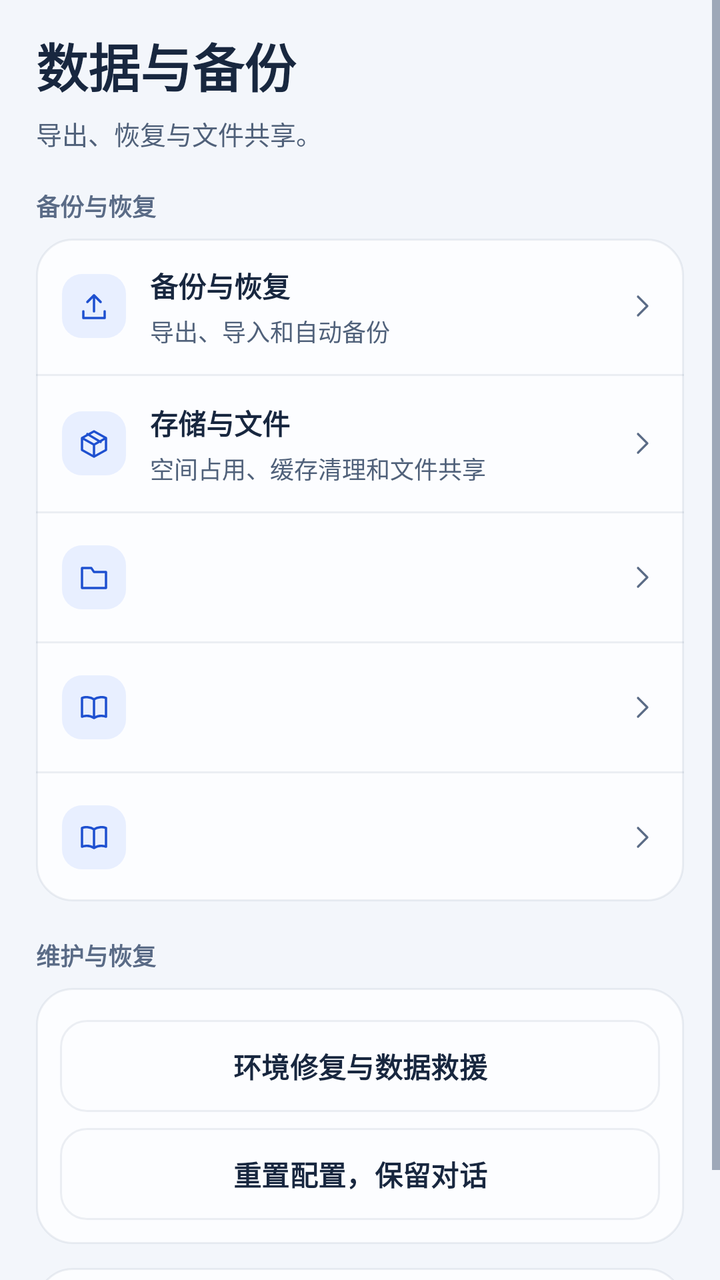
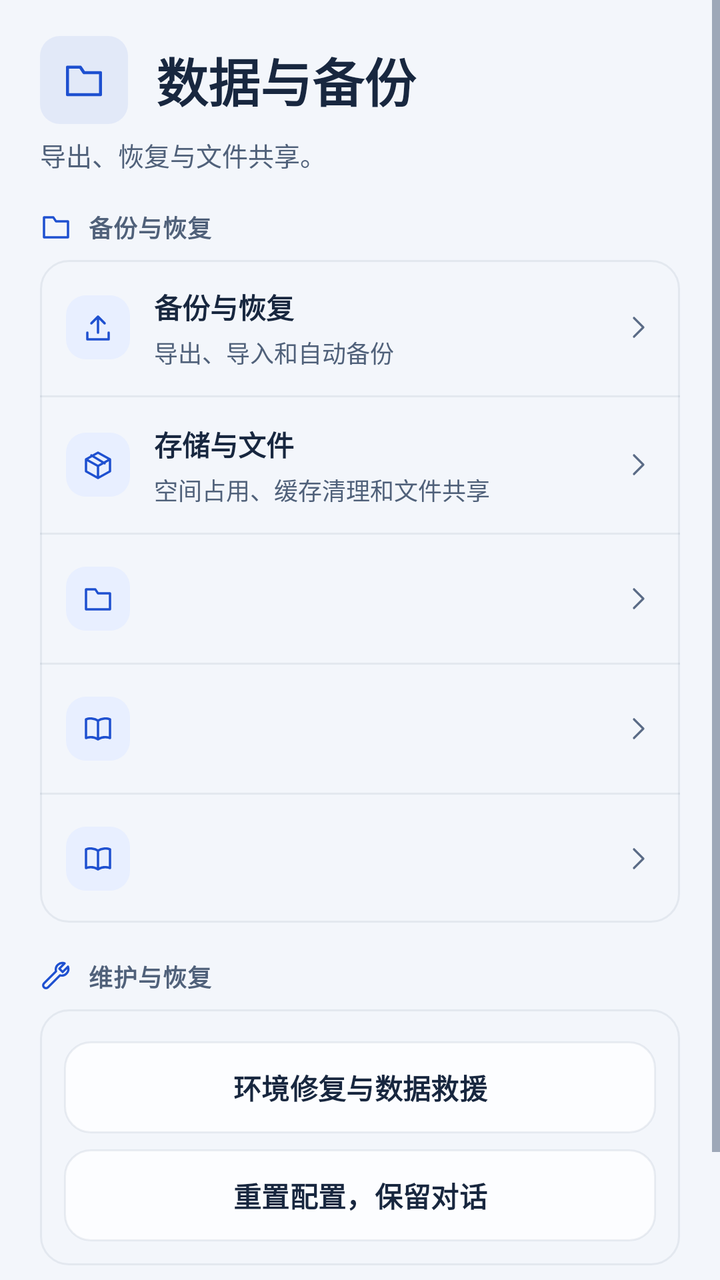

Compare the two renders of this Android layout. The source of the first and the diff that turns it into the second are given below.
<!-- AndroidManifest.xml: application theme Theme.DeepseekHarness -->
<!-- res/layout/fragment_workspace.xml -->
<?xml version="1.0" encoding="utf-8"?>
<ScrollView xmlns:android="http://schemas.android.com/apk/res/android" xmlns:app="http://schemas.android.com/apk/res-auto" android:layout_width="match_parent" android:layout_height="match_parent" android:fillViewport="true" android:background="@color/surface">
  <LinearLayout android:layout_width="match_parent" android:layout_height="wrap_content" android:orientation="vertical" android:paddingLeft="18dp" android:paddingRight="18dp" android:paddingTop="14dp" android:paddingBottom="22dp">
    <TextView android:layout_width="match_parent" android:layout_height="wrap_content" android:text="@string/ui2_data_title" android:textSize="26sp" android:textColor="@color/text" android:includeFontPadding="false" android:textStyle="bold" />
    <TextView android:layout_width="match_parent" android:layout_height="wrap_content" android:text="@string/ui2_data_sub" android:textSize="13sp" android:textColor="@color/text_secondary" android:includeFontPadding="false" android:layout_marginTop="6dp" />
    <TextView android:layout_width="match_parent" android:layout_height="wrap_content" android:text="@string/ui2_data_ops" android:textSize="12sp" android:textColor="@color/text_muted" android:includeFontPadding="false" android:textStyle="bold" android:layout_marginTop="18dp" android:layout_marginBottom="8dp" />
    <LinearLayout android:layout_width="match_parent" android:layout_height="wrap_content" android:orientation="vertical" android:background="@drawable/bg_card">
      <LinearLayout android:layout_width="match_parent" android:layout_height="wrap_content" android:id="@+id/workspace_backup" android:orientation="horizontal" android:minHeight="64dp" android:padding="13dp" android:clickable="true" android:focusable="true" android:background="?attr/selectableItemBackground" android:gravity="center_vertical">
        <ImageView android:layout_width="32dp" android:layout_height="32dp" android:src="@drawable/ic_ui_export" android:background="@drawable/bg_logo" android:padding="8dp" android:contentDescription="@null" app:tint="@color/primary" />
        <LinearLayout android:layout_width="0dp" android:layout_height="wrap_content" android:orientation="vertical" android:layout_weight="1" android:layout_marginStart="12dp">
          <TextView android:id="@android:id/title" android:layout_width="match_parent" android:layout_height="wrap_content" android:text="@string/ui2_backup_restore" android:textSize="14sp" android:textColor="@color/shell_text" android:includeFontPadding="false" android:textStyle="bold" />
          <TextView android:id="@android:id/summary" android:layout_width="match_parent" android:layout_height="wrap_content" android:text="@string/ui2_backup_restore_sub" android:textSize="12sp" android:textColor="@color/shell_text_secondary" android:includeFontPadding="false" android:layout_marginTop="4dp" />
        </LinearLayout>
        <ImageView android:layout_width="16dp" android:layout_height="16dp" android:contentDescription="@null" android:src="@drawable/ic_ui2_chevron" app:tint="@color/shell_text_muted" />
      </LinearLayout>
      <View android:layout_width="match_parent" android:layout_height="1dp" android:background="@color/line" />
      <LinearLayout android:id="@+id/workspace_storage" android:layout_width="match_parent" android:layout_height="wrap_content" android:orientation="horizontal" android:minHeight="64dp" android:padding="13dp" android:clickable="true" android:focusable="true" android:background="?attr/selectableItemBackground" android:gravity="center_vertical">
        <ImageView android:layout_width="32dp" android:layout_height="32dp" android:src="@drawable/ic_ui2_box" android:background="@drawable/bg_logo" android:padding="8dp" android:contentDescription="@null" app:tint="@color/primary" />
        <LinearLayout android:layout_width="0dp" android:layout_height="wrap_content" android:orientation="vertical" android:layout_weight="1" android:layout_marginStart="12dp">
          <TextView android:layout_width="match_parent" android:layout_height="wrap_content" android:text="@string/ui2_storage_files" android:textSize="14sp" android:textColor="@color/shell_text" android:includeFontPadding="false" android:textStyle="bold" />
          <TextView android:layout_width="match_parent" android:layout_height="wrap_content" android:text="@string/ui2_storage_files_sub" android:textSize="12sp" android:textColor="@color/shell_text_secondary" android:includeFontPadding="false" android:layout_marginTop="4dp" />
        </LinearLayout>
        <ImageView android:layout_width="16dp" android:layout_height="16dp" android:contentDescription="@null" android:src="@drawable/ic_ui2_chevron" app:tint="@color/shell_text_muted" />
      </LinearLayout>
      <View android:layout_width="match_parent" android:layout_height="1dp" android:background="@color/line" />
      <LinearLayout android:id="@+id/workspace_files" android:layout_width="match_parent" android:layout_height="wrap_content" android:orientation="horizontal" android:minHeight="64dp" android:padding="13dp" android:clickable="true" android:focusable="true" android:background="?attr/selectableItemBackground" android:gravity="center_vertical">
        <ImageView android:layout_width="32dp" android:layout_height="32dp" android:src="@drawable/ic_ui2_folder" android:background="@drawable/bg_logo" android:padding="8dp" android:contentDescription="@null" app:tint="@color/primary" />
        <LinearLayout android:layout_width="0dp" android:layout_height="wrap_content" android:orientation="vertical" android:layout_weight="1" android:layout_marginStart="12dp">
          <TextView android:layout_width="match_parent" android:layout_height="wrap_content" android:id="@+id/workspace_files_title" android:textSize="14sp" android:textColor="@color/shell_text" android:includeFontPadding="false" android:textStyle="bold" />
          <TextView android:layout_width="match_parent" android:layout_height="wrap_content" android:id="@+id/workspace_files_hint" android:textSize="12sp" android:textColor="@color/shell_text_secondary" android:includeFontPadding="false" android:layout_marginTop="4dp" />
        </LinearLayout>
        <ImageView android:layout_width="16dp" android:layout_height="16dp" android:contentDescription="@null" android:src="@drawable/ic_ui2_chevron" app:tint="@color/shell_text_muted" />
      </LinearLayout>
      <View android:layout_width="match_parent" android:layout_height="1dp" android:background="@color/line" />
      <LinearLayout android:id="@+id/workspace_guide" android:layout_width="match_parent" android:layout_height="wrap_content" android:orientation="horizontal" android:minHeight="64dp" android:padding="13dp" android:clickable="true" android:focusable="true" android:background="?attr/selectableItemBackground" android:gravity="center_vertical">
        <ImageView android:layout_width="32dp" android:layout_height="32dp" android:src="@drawable/ic_entry_book" android:background="@drawable/bg_logo" android:padding="8dp" android:contentDescription="@null" app:tint="@color/primary" />
        <LinearLayout android:layout_width="0dp" android:layout_height="wrap_content" android:orientation="vertical" android:layout_weight="1" android:layout_marginStart="12dp">
          <TextView android:layout_width="match_parent" android:layout_height="wrap_content" android:id="@+id/workspace_guide_title" android:textSize="14sp" android:textColor="@color/shell_text" android:includeFontPadding="false" android:textStyle="bold" />
          <TextView android:layout_width="match_parent" android:layout_height="wrap_content" android:id="@+id/workspace_guide_hint" android:textSize="12sp" android:textColor="@color/shell_text_secondary" android:includeFontPadding="false" android:layout_marginTop="4dp" />
        </LinearLayout>
        <ImageView android:layout_width="16dp" android:layout_height="16dp" android:contentDescription="@null" android:src="@drawable/ic_ui2_chevron" app:tint="@color/shell_text_muted" />
      </LinearLayout>
      <View android:layout_width="match_parent" android:layout_height="1dp" android:background="@color/line" />
      <LinearLayout android:id="@+id/workspace_skills" android:layout_width="match_parent" android:layout_height="wrap_content" android:orientation="horizontal" android:minHeight="64dp" android:padding="13dp" android:clickable="true" android:focusable="true" android:background="?attr/selectableItemBackground" android:gravity="center_vertical">
        <ImageView android:layout_width="32dp" android:layout_height="32dp" android:src="@drawable/ic_entry_book" android:background="@drawable/bg_logo" android:padding="8dp" android:contentDescription="@null" app:tint="@color/primary" />
        <LinearLayout android:layout_width="0dp" android:layout_height="wrap_content" android:orientation="vertical" android:layout_weight="1" android:layout_marginStart="12dp">
          <TextView android:layout_width="match_parent" android:layout_height="wrap_content" android:id="@+id/workspace_skills_title" android:textSize="14sp" android:textColor="@color/shell_text" android:includeFontPadding="false" android:textStyle="bold" />
          <TextView android:layout_width="match_parent" android:layout_height="wrap_content" android:id="@+id/workspace_skills_hint" android:textSize="12sp" android:textColor="@color/shell_text_secondary" android:includeFontPadding="false" android:layout_marginTop="4dp" />
        </LinearLayout>
        <ImageView android:layout_width="16dp" android:layout_height="16dp" android:contentDescription="@null" android:src="@drawable/ic_ui2_chevron" app:tint="@color/shell_text_muted" />
      </LinearLayout>
    </LinearLayout>
    <TextView android:layout_width="match_parent" android:layout_height="wrap_content" android:text="@string/ui2_maintenance" android:textSize="12sp" android:textColor="@color/text_muted" android:includeFontPadding="false" android:textStyle="bold" android:layout_marginTop="18dp" android:layout_marginBottom="8dp" />
    <LinearLayout android:layout_width="match_parent" android:layout_height="wrap_content" android:orientation="vertical" android:background="@drawable/bg_card" android:padding="12dp">
      <Button android:id="@+id/workspace_location" style="@style/ShellSecondaryButton" android:layout_width="match_parent" android:layout_height="wrap_content" android:layout_marginTop="4dp" android:text="@string/ui2_recovery_tools" />
      <Button android:id="@+id/workspace_reset" style="@style/ShellSecondaryButton" android:layout_width="match_parent" android:layout_height="wrap_content" android:layout_marginTop="8dp" android:text="@string/ui_m0211" />
    </LinearLayout>
    <Button android:id="@android:id/button2" style="@style/Widget.DSHA.Button" android:layout_width="match_parent" android:layout_height="wrap_content" android:visibility="gone" />
    <TextView android:id="@+id/workspace_backup_status" style="@style/DshaText.Caption" android:layout_width="match_parent" android:layout_height="wrap_content" android:layout_marginTop="12dp" android:background="@drawable/bg_card" android:padding="14dp" android:clickable="true" android:focusable="true" android:textIsSelectable="true" />
  </LinearLayout>
</ScrollView>
<!-- resources referenced by this layout -->
<resources>
  <color name="line">#131D3A60</color>
  <color name="primary">#1E50D0</color>
  <color name="shell_text">#18273F</color>
  <color name="shell_text_muted">#5A6B86</color>
  <color name="shell_text_secondary">#50617A</color>
  <color name="surface">#F3F6FB</color>
  <color name="text">#18273F</color>
  <color name="text_muted">#5A6B86</color>
  <color name="text_secondary">#50617A</color>
  <!-- drawable bg_card (drawable) -->
  <?xml version="1.0" encoding="utf-8"?>
  <shape xmlns:android="http://schemas.android.com/apk/res/android" android:shape="rectangle">
      <solid android:color="@color/card" />
      <corners android:radius="@dimen/radius_card" />
      <stroke android:width="@dimen/stroke" android:color="@color/line" />
  </shape>
  <string name="ui2_backup_restore">备份与恢复</string>
  <string name="ui2_data_ops">备份与恢复</string>
  <string name="ui2_data_sub">导出、恢复与文件共享。</string>
  <string name="ui2_data_title">数据与备份</string>
  <string name="ui2_maintenance">维护与恢复</string>
  <string name="ui2_recovery_tools">环境修复与数据救援</string>
  <string name="ui2_storage_files">存储与文件</string>
  <color name="card">#FCFDFF</color>
  <dimen name="radius_card">18dp</dimen>
  <dimen name="stroke">1dp</dimen>
  <color name="logo_top">#E8EFFF</color>
  <dimen name="text_caption">12sp</dimen>
  <dimen name="shell_button_secondary_height">46dp</dimen>
  <color name="ripple">#141E50D0</color>
  <dimen name="radius_control">13dp</dimen>
  <color name="disabled">#E7EDF6</color>
  <color name="accent_on">#FFFFFF</color>
  <color name="raised">#E7EDF6</color>
  <color name="primary_dark">#1A46B8</color>
  <color name="err">#AF404B</color>
  <color name="error_on">#FFFFFF</color>
  <!-- unchanged entries left out for length: 28 -->
</resources>

<!-- the commit's change to res/layout/fragment_workspace.xml (unified diff, before → after) -->
@@ -1,10 +1,13 @@
 <?xml version="1.0" encoding="utf-8"?>
-<ScrollView xmlns:android="http://schemas.android.com/apk/res/android" xmlns:app="http://schemas.android.com/apk/res-auto" android:layout_width="match_parent" android:layout_height="match_parent" android:fillViewport="true" android:background="@color/surface">
-  <LinearLayout android:layout_width="match_parent" android:layout_height="wrap_content" android:orientation="vertical" android:paddingLeft="18dp" android:paddingRight="18dp" android:paddingTop="14dp" android:paddingBottom="22dp">
-    <TextView android:layout_width="match_parent" android:layout_height="wrap_content" android:text="@string/ui2_data_title" android:textSize="26sp" android:textColor="@color/text" android:includeFontPadding="false" android:textStyle="bold" />
+<ScrollView xmlns:android="http://schemas.android.com/apk/res/android" xmlns:app="http://schemas.android.com/apk/res-auto" android:layout_width="match_parent" android:layout_height="match_parent" android:fillViewport="true" android:background="@color/shell_bg">
+  <LinearLayout android:layout_width="match_parent" android:layout_height="wrap_content" android:orientation="vertical" android:paddingStart="@dimen/shell_page_pad" android:paddingEnd="@dimen/shell_page_pad" android:paddingTop="@dimen/shell_page_top" android:paddingBottom="22dp">
+    <LinearLayout android:layout_width="match_parent" android:layout_height="wrap_content" android:gravity="center_vertical" android:orientation="horizontal">
+      <FrameLayout android:layout_width="44dp" android:layout_height="44dp" android:layout_marginEnd="14dp" android:background="@drawable/bg_launch_tile" android:importantForAccessibility="no"><ImageView android:layout_width="22dp" android:layout_height="22dp" android:layout_gravity="center" android:contentDescription="@null" android:src="@drawable/ic_ui2_folder" app:tint="@color/shell_accent" /></FrameLayout>
+      <TextView android:layout_width="0dp" android:layout_weight="1" android:layout_height="wrap_content" android:text="@string/ui2_data_title" android:textSize="26sp" android:textColor="@color/text" android:includeFontPadding="false" android:textStyle="bold" />
+    </LinearLayout>
     <TextView android:layout_width="match_parent" android:layout_height="wrap_content" android:text="@string/ui2_data_sub" android:textSize="13sp" android:textColor="@color/text_secondary" android:includeFontPadding="false" android:layout_marginTop="6dp" />
-    <TextView android:layout_width="match_parent" android:layout_height="wrap_content" android:text="@string/ui2_data_ops" android:textSize="12sp" android:textColor="@color/text_muted" android:includeFontPadding="false" android:textStyle="bold" android:layout_marginTop="18dp" android:layout_marginBottom="8dp" />
-    <LinearLayout android:layout_width="match_parent" android:layout_height="wrap_content" android:orientation="vertical" android:background="@drawable/bg_card">
+    <TextView android:drawableStart="@drawable/ic_section_data" style="@style/ShellSectionIconLabel" android:layout_width="match_parent" android:layout_height="wrap_content" android:text="@string/ui2_data_ops" android:layout_marginTop="18dp" android:layout_marginBottom="8dp" />
+    <LinearLayout android:layout_width="match_parent" android:layout_height="wrap_content" android:orientation="vertical" android:background="@drawable/bg_settings_group">
       <LinearLayout android:layout_width="match_parent" android:layout_height="wrap_content" android:id="@+id/workspace_backup" android:orientation="horizontal" android:minHeight="64dp" android:padding="13dp" android:clickable="true" android:focusable="true" android:background="?attr/selectableItemBackground" android:gravity="center_vertical">
         <ImageView android:layout_width="32dp" android:layout_height="32dp" android:src="@drawable/ic_ui_export" android:background="@drawable/bg_logo" android:padding="8dp" android:contentDescription="@null" app:tint="@color/primary" />
         <LinearLayout android:layout_width="0dp" android:layout_height="wrap_content" android:orientation="vertical" android:layout_weight="1" android:layout_marginStart="12dp">
@@ -13,7 +16,7 @@
         </LinearLayout>
         <ImageView android:layout_width="16dp" android:layout_height="16dp" android:contentDescription="@null" android:src="@drawable/ic_ui2_chevron" app:tint="@color/shell_text_muted" />
       </LinearLayout>
-      <View android:layout_width="match_parent" android:layout_height="1dp" android:background="@color/line" />
+      <View android:layout_width="match_parent" android:layout_height="1dp" android:background="@color/shell_line" />
       <LinearLayout android:id="@+id/workspace_storage" android:layout_width="match_parent" android:layout_height="wrap_content" android:orientation="horizontal" android:minHeight="64dp" android:padding="13dp" android:clickable="true" android:focusable="true" android:background="?attr/selectableItemBackground" android:gravity="center_vertical">
         <ImageView android:layout_width="32dp" android:layout_height="32dp" android:src="@drawable/ic_ui2_box" android:background="@drawable/bg_logo" android:padding="8dp" android:contentDescription="@null" app:tint="@color/primary" />
         <LinearLayout android:layout_width="0dp" android:layout_height="wrap_content" android:orientation="vertical" android:layout_weight="1" android:layout_marginStart="12dp">
@@ -22,7 +25,7 @@
         </LinearLayout>
         <ImageView android:layout_width="16dp" android:layout_height="16dp" android:contentDescription="@null" android:src="@drawable/ic_ui2_chevron" app:tint="@color/shell_text_muted" />
       </LinearLayout>
-      <View android:layout_width="match_parent" android:layout_height="1dp" android:background="@color/line" />
+      <View android:layout_width="match_parent" android:layout_height="1dp" android:background="@color/shell_line" />
       <LinearLayout android:id="@+id/workspace_files" android:layout_width="match_parent" android:layout_height="wrap_content" android:orientation="horizontal" android:minHeight="64dp" android:padding="13dp" android:clickable="true" android:focusable="true" android:background="?attr/selectableItemBackground" android:gravity="center_vertical">
         <ImageView android:layout_width="32dp" android:layout_height="32dp" android:src="@drawable/ic_ui2_folder" android:background="@drawable/bg_logo" android:padding="8dp" android:contentDescription="@null" app:tint="@color/primary" />
         <LinearLayout android:layout_width="0dp" android:layout_height="wrap_content" android:orientation="vertical" android:layout_weight="1" android:layout_marginStart="12dp">
@@ -31,7 +34,7 @@
         </LinearLayout>
         <ImageView android:layout_width="16dp" android:layout_height="16dp" android:contentDescription="@null" android:src="@drawable/ic_ui2_chevron" app:tint="@color/shell_text_muted" />
       </LinearLayout>
-      <View android:layout_width="match_parent" android:layout_height="1dp" android:background="@color/line" />
+      <View android:layout_width="match_parent" android:layout_height="1dp" android:background="@color/shell_line" />
       <LinearLayout android:id="@+id/workspace_guide" android:layout_width="match_parent" android:layout_height="wrap_content" android:orientation="horizontal" android:minHeight="64dp" android:padding="13dp" android:clickable="true" android:focusable="true" android:background="?attr/selectableItemBackground" android:gravity="center_vertical">
         <ImageView android:layout_width="32dp" android:layout_height="32dp" android:src="@drawable/ic_entry_book" android:background="@drawable/bg_logo" android:padding="8dp" android:contentDescription="@null" app:tint="@color/primary" />
         <LinearLayout android:layout_width="0dp" android:layout_height="wrap_content" android:orientation="vertical" android:layout_weight="1" android:layout_marginStart="12dp">
@@ -40,7 +43,7 @@
         </LinearLayout>
         <ImageView android:layout_width="16dp" android:layout_height="16dp" android:contentDescription="@null" android:src="@drawable/ic_ui2_chevron" app:tint="@color/shell_text_muted" />
       </LinearLayout>
-      <View android:layout_width="match_parent" android:layout_height="1dp" android:background="@color/line" />
+      <View android:layout_width="match_parent" android:layout_height="1dp" android:background="@color/shell_line" />
       <LinearLayout android:id="@+id/workspace_skills" android:layout_width="match_parent" android:layout_height="wrap_content" android:orientation="horizontal" android:minHeight="64dp" android:padding="13dp" android:clickable="true" android:focusable="true" android:background="?attr/selectableItemBackground" android:gravity="center_vertical">
         <ImageView android:layout_width="32dp" android:layout_height="32dp" android:src="@drawable/ic_entry_book" android:background="@drawable/bg_logo" android:padding="8dp" android:contentDescription="@null" app:tint="@color/primary" />
         <LinearLayout android:layout_width="0dp" android:layout_height="wrap_content" android:orientation="vertical" android:layout_weight="1" android:layout_marginStart="12dp">
@@ -50,12 +53,12 @@
         <ImageView android:layout_width="16dp" android:layout_height="16dp" android:contentDescription="@null" android:src="@drawable/ic_ui2_chevron" app:tint="@color/shell_text_muted" />
       </LinearLayout>
     </LinearLayout>
-    <TextView android:layout_width="match_parent" android:layout_height="wrap_content" android:text="@string/ui2_maintenance" android:textSize="12sp" android:textColor="@color/text_muted" android:includeFontPadding="false" android:textStyle="bold" android:layout_marginTop="18dp" android:layout_marginBottom="8dp" />
-    <LinearLayout android:layout_width="match_parent" android:layout_height="wrap_content" android:orientation="vertical" android:background="@drawable/bg_card" android:padding="12dp">
+    <TextView android:drawableStart="@drawable/ic_section_maintenance" style="@style/ShellSectionIconLabel" android:layout_width="match_parent" android:layout_height="wrap_content" android:text="@string/ui2_maintenance" android:layout_marginTop="18dp" android:layout_marginBottom="8dp" />
+    <LinearLayout android:layout_width="match_parent" android:layout_height="wrap_content" android:orientation="vertical" android:background="@drawable/bg_settings_group" android:padding="12dp">
       <Button android:id="@+id/workspace_location" style="@style/ShellSecondaryButton" android:layout_width="match_parent" android:layout_height="wrap_content" android:layout_marginTop="4dp" android:text="@string/ui2_recovery_tools" />
       <Button android:id="@+id/workspace_reset" style="@style/ShellSecondaryButton" android:layout_width="match_parent" android:layout_height="wrap_content" android:layout_marginTop="8dp" android:text="@string/ui_m0211" />
     </LinearLayout>
     <Button android:id="@android:id/button2" style="@style/Widget.DSHA.Button" android:layout_width="match_parent" android:layout_height="wrap_content" android:visibility="gone" />
-    <TextView android:id="@+id/workspace_backup_status" style="@style/DshaText.Caption" android:layout_width="match_parent" android:layout_height="wrap_content" android:layout_marginTop="12dp" android:background="@drawable/bg_card" android:padding="14dp" android:clickable="true" android:focusable="true" android:textIsSelectable="true" />
+    <TextView android:id="@+id/workspace_backup_status" style="@style/DshaText.Caption" android:layout_width="match_parent" android:layout_height="wrap_content" android:layout_marginTop="12dp" android:background="@drawable/bg_settings_group" android:padding="14dp" android:clickable="true" android:focusable="true" android:textIsSelectable="true" />
   </LinearLayout>
 </ScrollView>
<!-- resource entries referenced after the edit -->
@@ -2,6 +2,9 @@
 <resources>
   <color name="line">#131D3A60</color>
   <color name="primary">#1E50D0</color>
+  <color name="shell_accent">#1E50D0</color>
+  <color name="shell_bg">#F3F6FB</color>
+  <color name="shell_line">#131D3A60</color>
   <color name="shell_text">#18273F</color>
   <color name="shell_text_muted">#5A6B86</color>
   <color name="shell_text_secondary">#50617A</color>
@@ -9,13 +12,31 @@
   <color name="text">#18273F</color>
   <color name="text_muted">#5A6B86</color>
   <color name="text_secondary">#50617A</color>
-  <!-- drawable bg_card (drawable) -->
+  <dimen name="shell_page_pad">20dp</dimen>
+  <dimen name="shell_page_top">18dp</dimen>
+  <!-- drawable bg_launch_tile (drawable) -->
   <?xml version="1.0" encoding="utf-8"?>
   <shape xmlns:android="http://schemas.android.com/apk/res/android" android:shape="rectangle">
-      <solid android:color="@color/card" />
-      <corners android:radius="@dimen/radius_card" />
-      <stroke android:width="@dimen/stroke" android:color="@color/line" />
+      <solid android:color="@color/shell_accent_soft" />
+      <corners android:radius="10dp" />
   </shape>
+  <!-- drawable bg_settings_group (drawable) -->
+  <?xml version="1.0" encoding="utf-8"?>
+  <shape xmlns:android="http://schemas.android.com/apk/res/android" android:shape="rectangle">
+      <solid android:color="@android:color/transparent" />
+      <corners android:radius="14dp" />
+      <stroke android:width="1dp" android:color="@color/shell_line" />
+  </shape>
+  <!-- drawable ic_section_data (drawable) -->
+  <?xml version="1.0" encoding="utf-8"?>
+  <layer-list xmlns:android="http://schemas.android.com/apk/res/android">
+      <item android:width="16dp" android:height="16dp" android:drawable="@drawable/ic_ui2_folder" />
+  </layer-list>
+  <!-- drawable ic_section_maintenance (drawable) -->
+  <?xml version="1.0" encoding="utf-8"?>
+  <layer-list xmlns:android="http://schemas.android.com/apk/res/android">
+      <item android:width="16dp" android:height="16dp" android:drawable="@drawable/ic_recovery_wrench" />
+  </layer-list>
   <string name="ui2_backup_restore">备份与恢复</string>
   <string name="ui2_data_ops">备份与恢复</string>
   <string name="ui2_data_sub">导出、恢复与文件共享。</string>
@@ -23,13 +44,28 @@
   <string name="ui2_maintenance">维护与恢复</string>
   <string name="ui2_recovery_tools">环境修复与数据救援</string>
   <string name="ui2_storage_files">存储与文件</string>
+  <style name="ShellSectionIconLabel" parent="ShellSectionLabel">
+          <item name="android:drawablePadding">8dp</item>
+          <item name="android:drawableTint">@color/shell_accent</item>
+          <item name="android:gravity">center_vertical</item>
+      </style>
+  <color name="shell_accent_soft">#141E50D0</color>
   <color name="card">#FCFDFF</color>
-  <dimen name="radius_card">18dp</dimen>
   <dimen name="stroke">1dp</dimen>
   <color name="logo_top">#E8EFFF</color>
+  <!-- drawable ic_recovery_wrench (drawable) -->
+  <vector xmlns:android="http://schemas.android.com/apk/res/android" android:width="24dp" android:height="24dp" android:viewportWidth="24" android:viewportHeight="24"><path android:pathData="M14.5,6.5L17,9l4,-4c1.3,3.9 -2.1,7.5 -6,6.5L6,20.5a2.1,2.1 0,0 1,-3,-3L12,8.5C11,4.6 14.6,1.2 18.5,2.5z" android:strokeColor="@color/text" android:strokeWidth="1.7" android:strokeLineCap="round" android:strokeLineJoin="round" android:fillColor="@android:color/transparent"/></vector>
   <dimen name="text_caption">12sp</dimen>
   <dimen name="shell_button_secondary_height">46dp</dimen>
+  <style name="ShellSectionLabel" parent="">
+          <item name="android:textSize">@dimen/shell_section_label</item>
+          <item name="android:textColor">@color/shell_text_secondary</item>
+          <item name="android:textStyle">bold</item>
+          <item name="android:includeFontPadding">false</item>
+          <item name="android:letterSpacing">0.03</item>
+      </style>
   <color name="ripple">#141E50D0</color>
+  <dimen name="shell_section_label">12sp</dimen>
   <dimen name="radius_control">13dp</dimen>
   <color name="disabled">#E7EDF6</color>
   <color name="accent_on">#FFFFFF</color>
